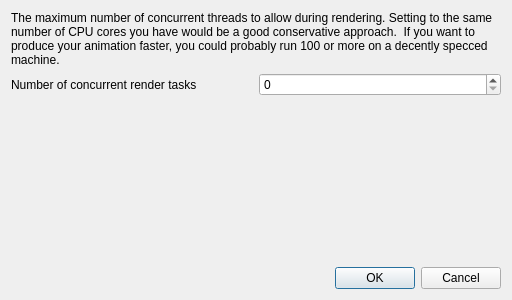
First picture: the form in ui/workbench_settings_base.ui, repository timlinux/QGISAnimationWorkbench, before the edit.
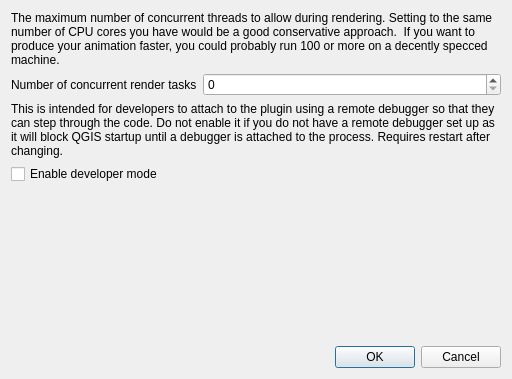
Second picture: the form after the edit.

What changed in the file:
```diff
--- a/ui/workbench_settings_base.ui
+++ b/ui/workbench_settings_base.ui
@@ -7,13 +7,23 @@
     <x>0</x>
     <y>0</y>
     <width>512</width>
-    <height>300</height>
+    <height>379</height>
    </rect>
   </property>
   <property name="windowTitle">
    <string>QGIS Animation Workbench Settings</string>
   </property>
   <layout class="QGridLayout" name="gridLayout">
+   <item row="0" column="0" colspan="3">
+    <widget class="QLabel" name="thread_pool_description">
+     <property name="text">
+      <string>The maximum number of concurrent threads to allow during rendering. Setting to the same number of CPU cores you have would be a good conservative approach.  If you want to produce your animation faster, you could probably run 100 or more on a decently specced machine.</string>
+     </property>
+     <property name="wordWrap">
+      <bool>true</bool>
+     </property>
+    </widget>
+   </item>
    <item row="1" column="0">
     <widget class="QLabel" name="label_thread_pool_size">
      <property name="text">
@@ -21,30 +31,27 @@
      </property>
     </widget>
    </item>
-   <item row="0" column="0" colspan="2">
-    <widget class="QLabel" name="thread_pool_description">
-     <property name="text">
-      <string>The maximum number of concurrent threads to allow during rendering. Setting to the same number of CPU cores you have would be a good conservative approach.  If you want to produce your animation faster, you could probably run 100 or more on a decently specced machine.</string>
-     </property>
-     <property name="wordWrap">
-      <bool>true</bool>
-     </property>
-    </widget>
-   </item>
-   <item row="3" column="0" colspan="2">
-    <widget class="QDialogButtonBox" name="button_box">
-     <property name="orientation">
-      <enum>Qt::Horizontal</enum>
-     </property>
-     <property name="standardButtons">
-      <set>QDialogButtonBox::Cancel|QDialogButtonBox::Ok</set>
-     </property>
-    </widget>
-   </item>
-   <item row="1" column="1">
+   <item row="1" column="1" colspan="2">
     <widget class="QSpinBox" name="spin_thread_pool_size"/>
    </item>
-   <item row="2" column="0">
+   <item row="2" column="0" colspan="3">
+    <widget class="QLabel" name="debug_mode_description">
+     <property name="text">
+      <string>This is intended for developers to attach to the plugin using a remote debugger so that they can step through the code. Do not enable it if you do not have a remote debugger set up as it will block QGIS startup until a debugger is attached to the process. Requires restart after changing.</string>
+     </property>
+     <property name="wordWrap">
+      <bool>true</bool>
+     </property>
+    </widget>
+   </item>
+   <item row="3" column="0" colspan="2">
+    <widget class="QCheckBox" name="debug_mode_checkbox">
+     <property name="text">
+      <string>Enable developer mode</string>
+     </property>
+    </widget>
+   </item>
+   <item row="4" column="1">
     <spacer name="verticalSpacer">
      <property name="orientation">
       <enum>Qt::Vertical</enum>
@@ -57,6 +64,16 @@
      </property>
     </spacer>
    </item>
+   <item row="5" column="2">
+    <widget class="QDialogButtonBox" name="button_box">
+     <property name="orientation">
+      <enum>Qt::Horizontal</enum>
+     </property>
+     <property name="standardButtons">
+      <set>QDialogButtonBox::Cancel|QDialogButtonBox::Ok</set>
+     </property>
+    </widget>
+   </item>
   </layout>
  </widget>
  <resources/>
```
